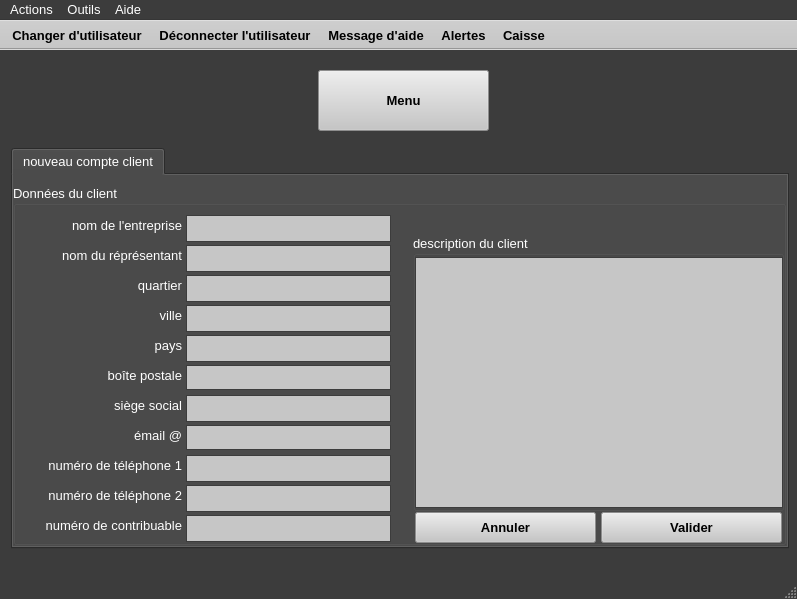
Qt form ui/yeroth-erp-creer-nouveau-client-window.ui (xnoumbissinoundou/yeroth-erp-3.0) before a commit.
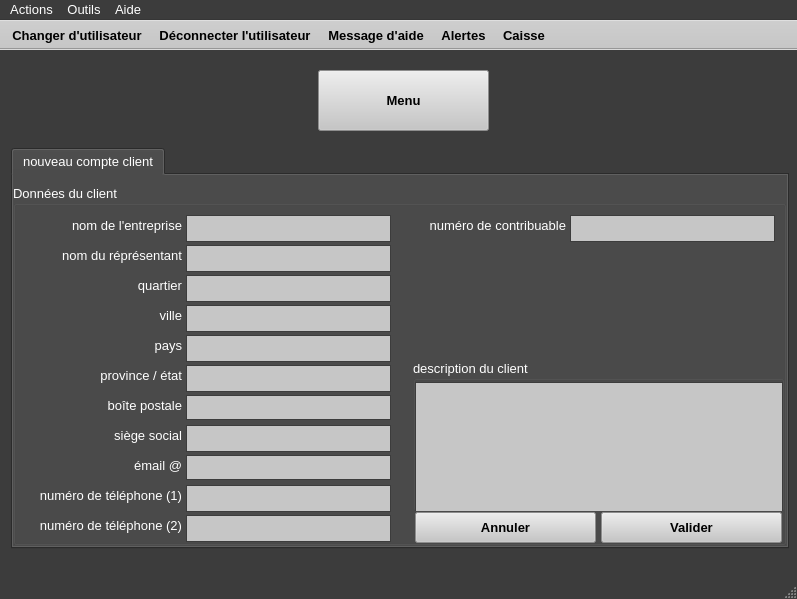
The same form after that commit. Icons and pictures are not drawn. Custom widgets are drawn as their Qt base class.

Commit message: On branch master 	modified:   bin/yeroth-erp-3-0_english.qm 	modified:   src/windows/yeroth-erp-creer-nouveau-client-window.cpp 	modified:   src/windows/yeroth-erp-pointdevente-window.cpp 	modified:   ui/yeroth-erp-creer-nouveau-client-window.ui 	modified:   ui/yeroth-erp-entrer-window.ui 	modified:   yeroth-erp-3-0_english.ts

```diff
--- a/ui/yeroth-erp-creer-nouveau-client-window.ui
+++ b/ui/yeroth-erp-creer-nouveau-client-window.ui
@@ -3246,7 +3246,7 @@
        <property name="geometry">
         <rect>
          <x>173</x>
-         <y>270</y>
+         <y>300</y>
          <width>205</width>
          <height>27</height>
         </rect>
@@ -3601,13 +3601,13 @@
        <property name="geometry">
         <rect>
          <x>16</x>
-         <y>270</y>
+         <y>300</y>
          <width>153</width>
          <height>21</height>
         </rect>
        </property>
        <property name="text">
-        <string>numéro de téléphone 1</string>
+        <string>numéro de téléphone (1)</string>
        </property>
        <property name="alignment">
         <set>Qt::AlignRight|Qt::AlignTrailing|Qt::AlignVCenter</set>
@@ -3617,13 +3617,13 @@
        <property name="geometry">
         <rect>
          <x>16</x>
-         <y>300</y>
+         <y>330</y>
          <width>153</width>
          <height>21</height>
         </rect>
        </property>
        <property name="text">
-        <string>numéro de téléphone 2</string>
+        <string>numéro de téléphone (2)</string>
        </property>
        <property name="alignment">
         <set>Qt::AlignRight|Qt::AlignTrailing|Qt::AlignVCenter</set>
@@ -3632,8 +3632,8 @@
       <widget class="QLabel" name="label_client_numero_contribuable">
        <property name="geometry">
         <rect>
-         <x>16</x>
-         <y>330</y>
+         <x>400</x>
+         <y>30</y>
          <width>153</width>
          <height>21</height>
         </rect>
@@ -3649,7 +3649,7 @@
        <property name="geometry">
         <rect>
          <x>173</x>
-         <y>300</y>
+         <y>330</y>
          <width>205</width>
          <height>27</height>
         </rect>
@@ -4003,8 +4003,8 @@
       <widget class="YerothLineEdit" name="lineEdit_client_numero_contribuable">
        <property name="geometry">
         <rect>
-         <x>173</x>
-         <y>330</y>
+         <x>557</x>
+         <y>30</y>
          <width>205</width>
          <height>27</height>
         </rect>
@@ -4730,9 +4730,9 @@
        <property name="geometry">
         <rect>
          <x>400</x>
-         <y>50</y>
+         <y>175</y>
          <width>371</width>
-         <height>276</height>
+         <height>151</height>
         </rect>
        </property>
        <property name="font">
@@ -5103,7 +5103,7 @@
        <property name="geometry">
         <rect>
          <x>16</x>
-         <y>210</y>
+         <y>240</y>
          <width>153</width>
          <height>21</height>
         </rect>
@@ -5119,7 +5119,7 @@
        <property name="geometry">
         <rect>
          <x>173</x>
-         <y>210</y>
+         <y>240</y>
          <width>205</width>
          <height>27</height>
         </rect>
@@ -5474,7 +5474,7 @@
        <property name="geometry">
         <rect>
          <x>16</x>
-         <y>180</y>
+         <y>210</y>
          <width>153</width>
          <height>21</height>
         </rect>
@@ -5490,7 +5490,7 @@
        <property name="geometry">
         <rect>
          <x>173</x>
-         <y>180</y>
+         <y>210</y>
          <width>205</width>
          <height>25</height>
         </rect>
@@ -5845,7 +5845,7 @@
        <property name="geometry">
         <rect>
          <x>16</x>
-         <y>240</y>
+         <y>270</y>
          <width>153</width>
          <height>21</height>
         </rect>
@@ -5861,7 +5861,7 @@
        <property name="geometry">
         <rect>
          <x>173</x>
-         <y>240</y>
+         <y>270</y>
          <width>205</width>
          <height>25</height>
         </rect>
@@ -6212,6 +6212,377 @@
 background-color: rgb(198, 198, 198);</string>
        </property>
       </widget>
+      <widget class="YerothLineEdit" name="lineEdit_client_province_etat">
+       <property name="geometry">
+        <rect>
+         <x>173</x>
+         <y>180</y>
+         <width>205</width>
+         <height>27</height>
+        </rect>
+       </property>
+       <property name="palette">
+        <palette>
+         <active>
+          <colorrole role="WindowText">
+           <brush brushstyle="SolidPattern">
+            <color alpha="255">
+             <red>0</red>
+             <green>0</green>
+             <blue>0</blue>
+            </color>
+           </brush>
+          </colorrole>
+          <colorrole role="Button">
+           <brush brushstyle="SolidPattern">
+            <color alpha="255">
+             <red>198</red>
+             <green>198</green>
+             <blue>198</blue>
+            </color>
+           </brush>
+          </colorrole>
+          <colorrole role="Light">
+           <brush brushstyle="SolidPattern">
+            <color alpha="255">
+             <red>255</red>
+             <green>255</green>
+             <blue>255</blue>
+            </color>
+           </brush>
+          </colorrole>
+          <colorrole role="Midlight">
+           <brush brushstyle="SolidPattern">
+            <color alpha="255">
+             <red>255</red>
+             <green>255</green>
+             <blue>255</blue>
+            </color>
+           </brush>
+          </colorrole>
+          <colorrole role="Dark">
+           <brush brushstyle="SolidPattern">
+            <color alpha="255">
+             <red>255</red>
+             <green>255</green>
+             <blue>255</blue>
+            </color>
+           </brush>
+          </colorrole>
+          <colorrole role="Mid">
+           <brush brushstyle="SolidPattern">
+            <color alpha="255">
+             <red>255</red>
+             <green>255</green>
+             <blue>255</blue>
+            </color>
+           </brush>
+          </colorrole>
+          <colorrole role="Text">
+           <brush brushstyle="SolidPattern">
+            <color alpha="255">
+             <red>0</red>
+             <green>0</green>
+             <blue>0</blue>
+            </color>
+           </brush>
+          </colorrole>
+          <colorrole role="ButtonText">
+           <brush brushstyle="SolidPattern">
+            <color alpha="255">
+             <red>0</red>
+             <green>0</green>
+             <blue>0</blue>
+            </color>
+           </brush>
+          </colorrole>
+          <colorrole role="Base">
+           <brush brushstyle="SolidPattern">
+            <color alpha="255">
+             <red>198</red>
+             <green>198</green>
+             <blue>198</blue>
+            </color>
+           </brush>
+          </colorrole>
+          <colorrole role="Window">
+           <brush brushstyle="SolidPattern">
+            <color alpha="255">
+             <red>198</red>
+             <green>198</green>
+             <blue>198</blue>
+            </color>
+           </brush>
+          </colorrole>
+          <colorrole role="Shadow">
+           <brush brushstyle="SolidPattern">
+            <color alpha="255">
+             <red>255</red>
+             <green>255</green>
+             <blue>255</blue>
+            </color>
+           </brush>
+          </colorrole>
+          <colorrole role="HighlightedText">
+           <brush brushstyle="SolidPattern">
+            <color alpha="255">
+             <red>2</red>
+             <green>160</green>
+             <blue>70</blue>
+            </color>
+           </brush>
+          </colorrole>
+         </active>
+         <inactive>
+          <colorrole role="WindowText">
+           <brush brushstyle="SolidPattern">
+            <color alpha="255">
+             <red>0</red>
+             <green>0</green>
+             <blue>0</blue>
+            </color>
+           </brush>
+          </colorrole>
+          <colorrole role="Button">
+           <brush brushstyle="SolidPattern">
+            <color alpha="255">
+             <red>198</red>
+             <green>198</green>
+             <blue>198</blue>
+            </color>
+           </brush>
+          </colorrole>
+          <colorrole role="Light">
+           <brush brushstyle="SolidPattern">
+            <color alpha="255">
+             <red>255</red>
+             <green>255</green>
+             <blue>255</blue>
+            </color>
+           </brush>
+          </colorrole>
+          <colorrole role="Midlight">
+           <brush brushstyle="SolidPattern">
+            <color alpha="255">
+             <red>255</red>
+             <green>255</green>
+             <blue>255</blue>
+            </color>
+           </brush>
+          </colorrole>
+          <colorrole role="Dark">
+           <brush brushstyle="SolidPattern">
+            <color alpha="255">
+             <red>255</red>
+             <green>255</green>
+             <blue>255</blue>
+            </color>
+           </brush>
+          </colorrole>
+          <colorrole role="Mid">
+           <brush brushstyle="SolidPattern">
+            <color alpha="255">
+             <red>255</red>
+             <green>255</green>
+             <blue>255</blue>
+            </color>
+           </brush>
+          </colorrole>
+          <colorrole role="Text">
+           <brush brushstyle="SolidPattern">
+            <color alpha="255">
+             <red>0</red>
+             <green>0</green>
+             <blue>0</blue>
+            </color>
+           </brush>
+          </colorrole>
+          <colorrole role="ButtonText">
+           <brush brushstyle="SolidPattern">
+            <color alpha="255">
+             <red>0</red>
+             <green>0</green>
+             <blue>0</blue>
+            </color>
+           </brush>
+          </colorrole>
+          <colorrole role="Base">
+           <brush brushstyle="SolidPattern">
+            <color alpha="255">
+             <red>198</red>
+             <green>198</green>
+             <blue>198</blue>
+            </color>
+           </brush>
+          </colorrole>
+          <colorrole role="Window">
+           <brush brushstyle="SolidPattern">
+            <color alpha="255">
+             <red>198</red>
+             <green>198</green>
+             <blue>198</blue>
+            </color>
+           </brush>
+          </colorrole>
+          <colorrole role="Shadow">
+           <brush brushstyle="SolidPattern">
+            <color alpha="255">
+             <red>255</red>
+             <green>255</green>
+             <blue>255</blue>
+            </color>
+           </brush>
+          </colorrole>
+          <colorrole role="HighlightedText">
+           <brush brushstyle="SolidPattern">
+            <color alpha="255">
+             <red>2</red>
+             <green>160</green>
+             <blue>70</blue>
+            </color>
+           </brush>
+          </colorrole>
+         </inactive>
+         <disabled>
+          <colorrole role="WindowText">
+           <brush brushstyle="SolidPattern">
+            <color alpha="255">
+             <red>255</red>
+             <green>255</green>
+             <blue>255</blue>
+            </color>
+           </brush>
+          </colorrole>
+          <colorrole role="Button">
+           <brush brushstyle="SolidPattern">
+            <color alpha="255">
+             <red>198</red>
+             <green>198</green>
+             <blue>198</blue>
+            </color>
+           </brush>
+          </colorrole>
+          <colorrole role="Light">
+           <brush brushstyle="SolidPattern">
+            <color alpha="255">
+             <red>255</red>
+             <green>255</green>
+             <blue>255</blue>
+            </color>
+           </brush>
+          </colorrole>
+          <colorrole role="Midlight">
+           <brush brushstyle="SolidPattern">
+            <color alpha="255">
+             <red>255</red>
+             <green>255</green>
+             <blue>255</blue>
+            </color>
+           </brush>
+          </colorrole>
+          <colorrole role="Dark">
+           <brush brushstyle="SolidPattern">
+            <color alpha="255">
+             <red>255</red>
+             <green>255</green>
+             <blue>255</blue>
+            </color>
+           </brush>
+          </colorrole>
+          <colorrole role="Mid">
+           <brush brushstyle="SolidPattern">
+            <color alpha="255">
+             <red>255</red>
+             <green>255</green>
+             <blue>255</blue>
+            </color>
+           </brush>
+          </colorrole>
+          <colorrole role="Text">
+           <brush brushstyle="SolidPattern">
+            <color alpha="255">
+             <red>255</red>
+             <green>255</green>
+             <blue>255</blue>
+            </color>
+           </brush>
+          </colorrole>
+          <colorrole role="ButtonText">
+           <brush brushstyle="SolidPattern">
+            <color alpha="255">
+             <red>255</red>
+             <green>255</green>
+             <blue>255</blue>
+            </color>
+           </brush>
+          </colorrole>
+          <colorrole role="Base">
+           <brush brushstyle="SolidPattern">
+            <color alpha="255">
+             <red>198</red>
+             <green>198</green>
+             <blue>198</blue>
+            </color>
+           </brush>
+          </colorrole>
+          <colorrole role="Window">
+           <brush brushstyle="SolidPattern">
+            <color alpha="255">
+             <red>198</red>
+             <green>198</green>
+             <blue>198</blue>
+            </color>
+           </brush>
+          </colorrole>
+          <colorrole role="Shadow">
+           <brush brushstyle="SolidPattern">
+            <color alpha="255">
+             <red>255</red>
+             <green>255</green>
+             <blue>255</blue>
+            </color>
+           </brush>
+          </colorrole>
+          <colorrole role="HighlightedText">
+           <brush brushstyle="SolidPattern">
+            <color alpha="255">
+             <red>2</red>
+             <green>160</green>
+             <blue>70</blue>
+            </color>
+           </brush>
+          </colorrole>
+         </disabled>
+        </palette>
+       </property>
+       <property name="font">
+        <font>
+         <pointsize>10</pointsize>
+         <weight>50</weight>
+         <bold>false</bold>
+        </font>
+       </property>
+       <property name="styleSheet">
+        <string notr="true">border: 1px solid rgb(60, 60, 60);
+background-color: rgb(198, 198, 198);</string>
+       </property>
+      </widget>
+      <widget class="QLabel" name="label_province_etat">
+       <property name="geometry">
+        <rect>
+         <x>16</x>
+         <y>180</y>
+         <width>153</width>
+         <height>21</height>
+        </rect>
+       </property>
+       <property name="text">
+        <string>province / état</string>
+       </property>
+       <property name="alignment">
+        <set>Qt::AlignRight|Qt::AlignTrailing|Qt::AlignVCenter</set>
+       </property>
+      </widget>
      </widget>
      <widget class="YerothPushButton" name="pushButton_client_annuler">
       <property name="geometry">
```
Left out of the diff: 2 changed lines with no effect on the pictures. The commit also changes 5 other files.
